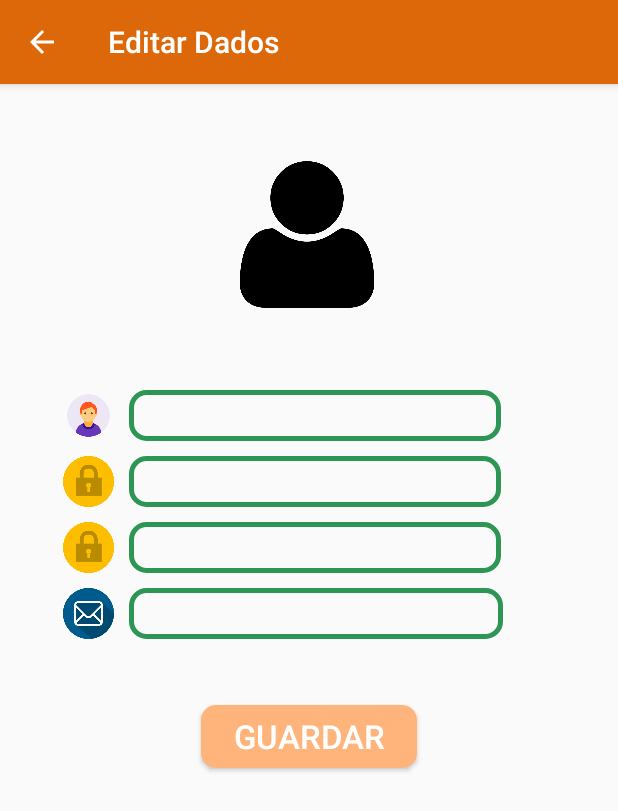
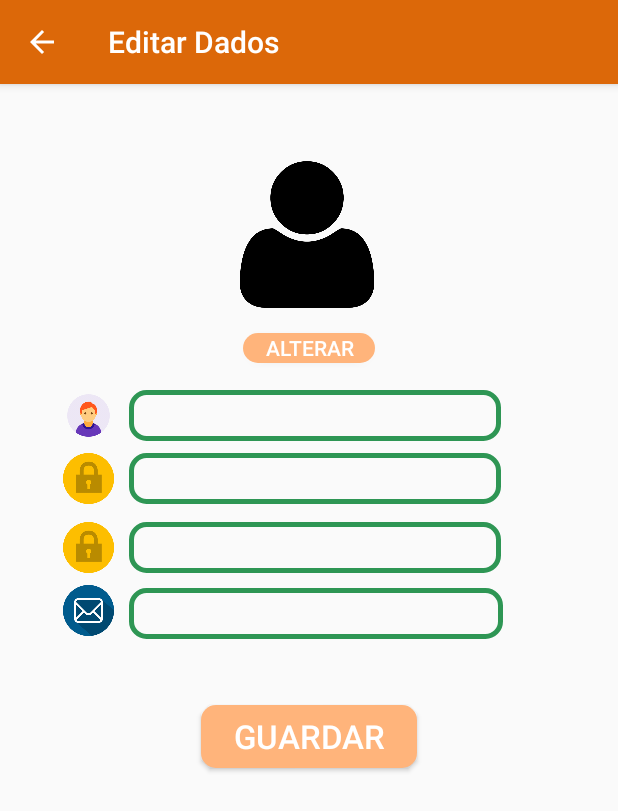
Before and after one commit to MTeixeira9/CM_BuyShare, an Android app: the EditPerfil screen opened directly, with no data from a screen before it, on a phone screen of 412 x 824 dp. Shown: the top 811 px of the screen. Run offline under Robolectric (Android 15) with nearby library versions, the phone set to English and light mode, and no system bars; our stand-ins replace Firebase (no records; nobody signed in at launch, a user with empty details on screens opened directly).

Commit message:
Update activity_edit_perfil.xml

```diff
--- a/app/src/main/res/layout/activity_edit_perfil.xml
+++ b/app/src/main/res/layout/activity_edit_perfil.xml
@@ -18,7 +18,6 @@
         android:textSize="14sp"
         app:layout_constraintStart_toEndOf="@+id/imageView23"
         app:layout_constraintTop_toBottomOf="@+id/conf_pwd_edit" />
-
 
 
     <EditText
@@ -71,7 +70,7 @@
         android:layout_height="34dp"
         android:layout_marginStart="8dp"
         android:layout_marginLeft="8dp"
-        android:layout_marginTop="10dp"
+        android:layout_marginTop="12dp"
         android:background="@drawable/border_style"
         android:ems="10"
         android:inputType="textPassword"
@@ -85,7 +84,7 @@
         android:layout_height="34dp"
         android:layout_marginStart="8dp"
         android:layout_marginLeft="8dp"
-        android:layout_marginTop="10dp"
+        android:layout_marginTop="8dp"
         android:background="@drawable/border_style"
         android:ems="10"
         android:inputType="textPassword"
@@ -110,7 +109,7 @@
         android:layout_height="34dp"
         android:layout_marginStart="40dp"
         android:layout_marginLeft="40dp"
-        android:layout_marginTop="10dp"
+        android:layout_marginTop="8dp"
         app:layout_constraintStart_toStartOf="parent"
         app:layout_constraintTop_toBottomOf="@+id/imageView8"
         app:srcCompat="@drawable/pass" />
@@ -121,7 +120,7 @@
         android:layout_height="34dp"
         android:layout_marginStart="40dp"
         android:layout_marginLeft="40dp"
-        android:layout_marginTop="10dp"
+        android:layout_marginTop="12dp"
         app:layout_constraintStart_toStartOf="parent"
         app:layout_constraintTop_toBottomOf="@+id/imageView19"
         app:srcCompat="@drawable/pass" />
@@ -133,10 +132,21 @@
         android:layout_height="34dp"
         android:layout_marginStart="40dp"
         android:layout_marginLeft="40dp"
-        android:layout_marginTop="10dp"
+        android:layout_marginTop="8dp"
         app:layout_constraintStart_toStartOf="parent"
         app:layout_constraintTop_toBottomOf="@+id/imageView21"
         app:srcCompat="@drawable/email" />
 
+    <Button
+        android:id="@+id/button4"
+        android:layout_width="wrap_content"
+        android:layout_height="20dp"
+        android:background="@drawable/button_style"
+        android:text="Alterar"
+        android:textColor="@color/white"
+        app:layout_constraintEnd_toEndOf="parent"
+        app:layout_constraintStart_toStartOf="parent"
+        app:layout_constraintTop_toBottomOf="@+id/imageView" />
+
 
 </android.support.constraint.ConstraintLayout>
```
